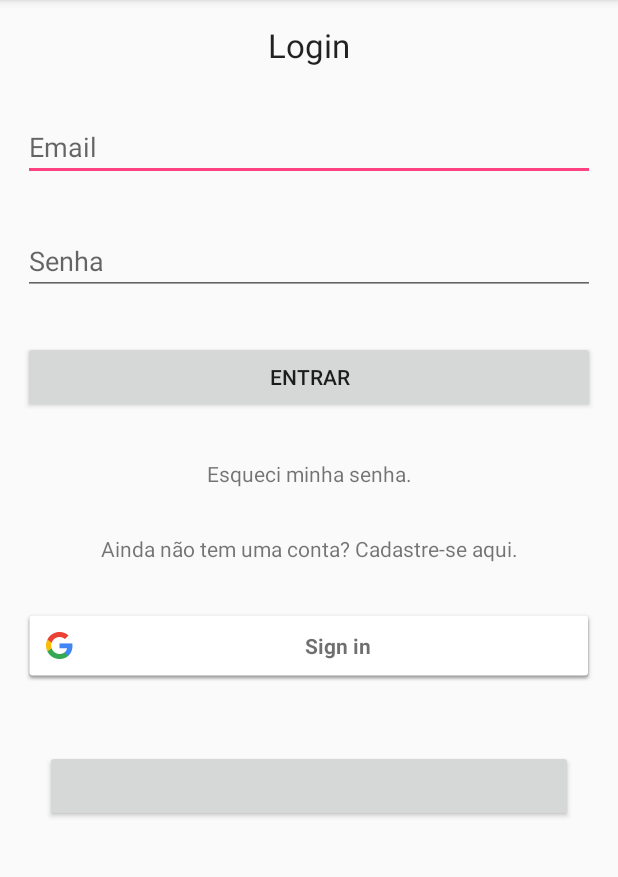
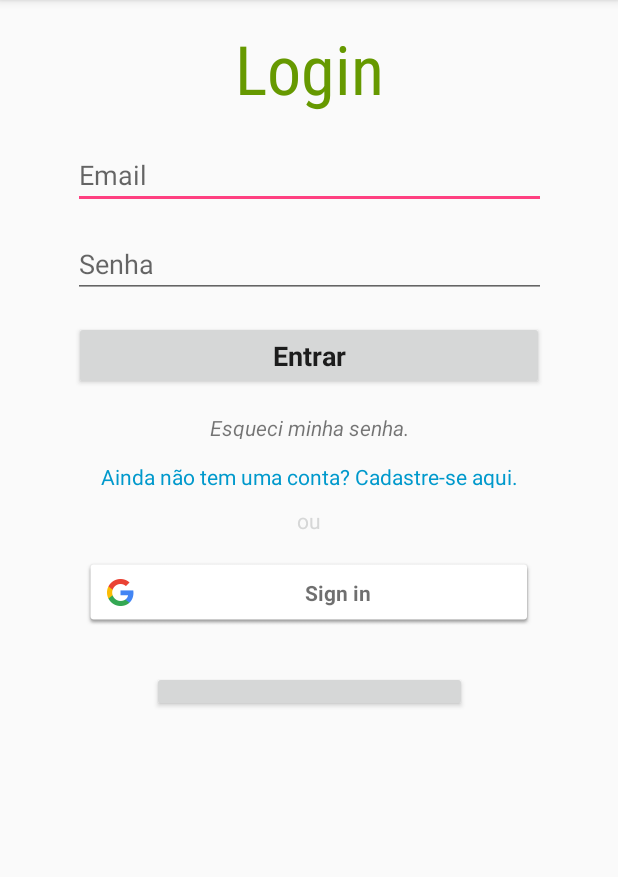
Before and after one commit to ramon-developer/NerdSpace, an Android app: the screen it shows after launch (LoginActivity), on a phone screen of 412 x 824 dp, the part 84-961 px from its top. Run offline under Robolectric (Android 15) with nearby library versions, the phone set to English and light mode, and no system bars; our stand-ins replace Firebase (no records; nobody signed in at launch, a user with empty details on screens opened directly); libraries missing offline, so code that uses them is left out: com.facebook, com.facebook.login; plain views replace LoginButton; 4 statements that could not run were skipped.

Commit message:
updating layout of Login pages

```diff
--- a/NerdSpace_Project/app/src/main/java/br/com/nerdspace/ForgotPasswordActivity.java
+++ b/NerdSpace_Project/app/src/main/java/br/com/nerdspace/ForgotPasswordActivity.java
@@ -21,7 +21,6 @@ public class ForgotPasswordActivity extends AppCompatActivity {
     private FirebaseAuth mAuth;
     private ProgressDialog progressDialog;
 
-
     @Override
     protected void onCreate(Bundle savedInstanceState) {
         super.onCreate(savedInstanceState);
@@ -36,16 +35,16 @@ public class ForgotPasswordActivity extends AppCompatActivity {
         resetPassword.setOnClickListener(new View.OnClickListener() {
             @Override
             public void onClick(View v) {
-                String useremail = passwordEmail.getText().toString().trim();
+                String userEmail = passwordEmail.getText().toString().trim();
 
-                if (useremail.equals("")) {
+                if (userEmail.equals("")) {
                     Toast.makeText(ForgotPasswordActivity.this, "Por favor, insira o seu email", Toast.LENGTH_SHORT).show();
                 } else {
 
                     progressDialog.setMessage("Verificando email...");
                     progressDialog.show();
 
-                    mAuth.sendPasswordResetEmail(useremail).addOnCompleteListener(new OnCompleteListener<Void>() {
+                    mAuth.sendPasswordResetEmail(userEmail).addOnCompleteListener(new OnCompleteListener<Void>() {
                         @Override
                         public void onComplete(@NonNull Task<Void> task) {
 
@@ -60,9 +59,12 @@ public class ForgotPasswordActivity extends AppCompatActivity {
                             }
                         }
                     });
+
                 }
+
             }
         });
 
     }
+
 }
--- a/NerdSpace_Project/app/src/main/res/layout/activity_forgot_password.xml
+++ b/NerdSpace_Project/app/src/main/res/layout/activity_forgot_password.xml
@@ -8,8 +8,8 @@
 
     <EditText
         android:id="@+id/editTextPasswordEmail"
-        android:layout_width="wrap_content"
-        android:layout_height="wrap_content"
+        android:layout_width="318dp"
+        android:layout_height="55dp"
         android:layout_marginBottom="8dp"
         android:layout_marginEnd="8dp"
         android:layout_marginLeft="8dp"
@@ -21,15 +21,14 @@
         android:inputType="textEmailAddress"
         app:layout_constraintBottom_toBottomOf="parent"
         app:layout_constraintEnd_toEndOf="parent"
-        app:layout_constraintHorizontal_bias="0.503"
         app:layout_constraintStart_toStartOf="parent"
         app:layout_constraintTop_toTopOf="parent"
         app:layout_constraintVertical_bias="0.171" />
 
     <Button
         android:id="@+id/buttonPasswordEmail"
-        android:layout_width="142dp"
-        android:layout_height="wrap_content"
+        android:layout_width="203dp"
+        android:layout_height="53dp"
         android:layout_marginBottom="8dp"
         android:layout_marginEnd="8dp"
         android:layout_marginLeft="8dp"
@@ -37,10 +36,10 @@
         android:layout_marginStart="8dp"
         android:layout_marginTop="8dp"
         android:text="Resetar senha"
+        android:textAllCaps="false"
         app:layout_constraintBottom_toBottomOf="parent"
         app:layout_constraintEnd_toEndOf="parent"
         app:layout_constraintStart_toStartOf="parent"
         app:layout_constraintTop_toBottomOf="@+id/editTextPasswordEmail"
-        app:layout_constraintVertical_bias="0.136"
-        android:textAllCaps="false"/>
+        app:layout_constraintVertical_bias="0.136" />
 </android.support.constraint.ConstraintLayout>
--- a/NerdSpace_Project/app/src/main/res/layout/activity_login.xml
+++ b/NerdSpace_Project/app/src/main/res/layout/activity_login.xml
@@ -4,80 +4,171 @@
     xmlns:tools="http://schemas.android.com/tools"
     android:layout_width="match_parent"
     android:layout_height="match_parent"
-    tools:context=".LoginActivity">
+    tools:context=".LoginActivity"
+    tools:layout_editor_absoluteY="81dp">
 
     <!--android:theme="@style/Theme.AppCompat.Light.NoActionBar"-->
 
-    <LinearLayout
-        android:layout_width="match_parent"
-        android:layout_height="wrap_content"
-        android:layout_centerHorizontal="true"
-        android:layout_centerVertical="true"
-        android:orientation="vertical">
+
+    <!--android:layout_width="match_parent"-->
+    <!--android:layout_height="wrap_content"-->
+    <!--android:layout_centerHorizontal="true"-->
+    <!--android:layout_centerVertical="true"-->
+    <!--android:orientation="vertical">-->
 
     <TextView
-            android:id="@+id/textView"
-            android:layout_width="wrap_content"
-            android:layout_height="wrap_content"
+        android:id="@+id/textViewLogin"
+        android:layout_width="218dp"
+        android:layout_height="63dp"
         android:layout_gravity="center_horizontal"
         android:layout_margin="15dp"
+        android:layout_marginEnd="8dp"
+        android:layout_marginLeft="8dp"
+        android:layout_marginRight="8dp"
+        android:layout_marginStart="8dp"
+        android:layout_marginTop="8dp"
         android:text="Login"
-            android:textAppearance="?android:attr/textAppearanceLarge" />
+        android:textAlignment="center"
+        android:textAppearance="@style/TextAppearance.AppCompat.Display2"
+        android:textColor="@android:color/holo_green_dark"
+        android:typeface="monospace"
+        app:fontFamily="sans-serif-condensed"
+        app:layout_constraintEnd_toEndOf="parent"
+        app:layout_constraintStart_toStartOf="parent"
+        app:layout_constraintTop_toTopOf="parent" />
 
     <EditText
         android:id="@+id/editTextEmail"
-            android:layout_width="match_parent"
-            android:layout_height="wrap_content"
+        android:layout_width="315dp"
+        android:layout_height="45dp"
         android:layout_margin="15dp"
-            android:hint="Email"
-            android:inputType="textEmailAddress" />
+        android:layout_marginEnd="10dp"
+        android:layout_marginLeft="10dp"
+        android:layout_marginRight="10dp"
+        android:layout_marginStart="10dp"
+        android:layout_marginTop="8dp"
+        android:hint="@string/email"
+        android:inputType="textEmailAddress"
+        android:typeface="sans"
+        app:layout_constraintEnd_toEndOf="parent"
+        app:layout_constraintStart_toStartOf="parent"
+        app:layout_constraintTop_toBottomOf="@+id/textViewLogin" />
 
     <EditText
         android:id="@+id/editTextPassword"
-            android:layout_width="match_parent"
-            android:layout_height="wrap_content"
+        android:layout_width="315dp"
+        android:layout_height="44dp"
         android:layout_margin="15dp"
-            android:hint="Senha"
-            android:inputType="textPassword" />
+        android:layout_marginEnd="10dp"
+        android:layout_marginLeft="10dp"
+        android:layout_marginRight="10dp"
+        android:layout_marginStart="10dp"
+        android:layout_marginTop="8dp"
+        android:hint="@string/senha"
+        android:inputType="textPassword"
+        android:typeface="sans"
+        app:layout_constraintEnd_toEndOf="parent"
+        app:layout_constraintStart_toStartOf="parent"
+        app:layout_constraintTop_toBottomOf="@+id/editTextEmail" />
 
     <Button
         android:id="@+id/buttomSignin"
-            android:layout_width="match_parent"
-            android:layout_height="wrap_content"
+        android:layout_width="313dp"
+        android:layout_height="46dp"
         android:layout_margin="15dp"
-            android:text="Entrar" />
+        android:layout_marginEnd="10dp"
+        android:layout_marginLeft="10dp"
+        android:layout_marginRight="10dp"
+        android:layout_marginStart="10dp"
+        android:layout_marginTop="8dp"
+        android:text="Entrar"
+        android:textAllCaps="false"
+        android:textSize="18sp"
+        android:textStyle="bold"
+        android:typeface="sans"
+        app:layout_constraintEnd_toEndOf="parent"
+        app:layout_constraintStart_toStartOf="parent"
+        app:layout_constraintTop_toBottomOf="@+id/editTextPassword" />
 
     <TextView
         android:id="@+id/textViewForgotPassword"
-            android:layout_width="match_parent"
-            android:layout_height="wrap_content"
+        android:layout_width="147dp"
+        android:layout_height="17dp"
         android:layout_margin="15dp"
+        android:layout_marginEnd="8dp"
+        android:layout_marginLeft="8dp"
+        android:layout_marginRight="8dp"
+        android:layout_marginStart="8dp"
+        android:layout_marginTop="4dp"
         android:text="Esqueci minha senha."
-            android:textAlignment="center" />
+        android:textAlignment="center"
+        android:textAllCaps="false"
+        android:textStyle="italic"
+        android:typeface="sans"
+        app:fontFamily="sans-serif"
+        app:layout_constraintEnd_toEndOf="parent"
+        app:layout_constraintStart_toStartOf="parent"
+        app:layout_constraintTop_toBottomOf="@+id/buttomSignin" />
 
     <TextView
         android:id="@+id/textViewSignUp"
-            android:layout_width="match_parent"
-            android:layout_height="wrap_content"
+        android:layout_width="312dp"
+        android:layout_height="17dp"
         android:layout_margin="15dp"
+        android:layout_marginEnd="8dp"
+        android:layout_marginLeft="8dp"
+        android:layout_marginRight="8dp"
+        android:layout_marginStart="8dp"
+        android:layout_marginTop="8dp"
         android:text="Ainda não tem uma conta? Cadastre-se aqui."
-            android:textAlignment="center" />
+        android:textAlignment="center"
+        android:textColor="@android:color/holo_blue_dark"
+        app:layout_constraintEnd_toEndOf="parent"
+        app:layout_constraintStart_toStartOf="parent"
+        app:layout_constraintTop_toBottomOf="@+id/textViewForgotPassword" />
 
     <com.google.android.gms.common.SignInButton
         android:id="@+id/buttonGoogleSignIn"
-            android:layout_width="match_parent"
-            android:layout_height="wrap_content"
-            android:layout_margin="15dp">
-        </com.google.android.gms.common.SignInButton>
+        android:layout_width="300dp"
+        android:layout_height="45dp"
+        android:layout_margin="15dp"
+        android:layout_marginEnd="8dp"
+        android:layout_marginLeft="8dp"
+        android:layout_marginRight="8dp"
+        android:layout_marginStart="8dp"
+        android:layout_marginTop="8dp"
+        app:layout_constraintEnd_toEndOf="parent"
+        app:layout_constraintStart_toStartOf="parent"
+        app:layout_constraintTop_toBottomOf="@+id/textViewOr"></com.google.android.gms.common.SignInButton>
 
     <com.facebook.login.widget.LoginButton
         android:id="@+id/buttonFacebookSignin"
-            android:layout_width="match_parent"
+        android:layout_width="210dp"
+        android:layout_height="27dp"
+        android:layout_margin="30dp"
+        android:layout_marginEnd="8dp"
+        android:layout_marginLeft="8dp"
+        android:layout_marginRight="8dp"
+        android:layout_marginStart="8dp"
+        android:layout_marginTop="8dp"
+        app:layout_constraintEnd_toEndOf="parent"
+        app:layout_constraintStart_toStartOf="parent"
+        app:layout_constraintTop_toBottomOf="@+id/buttonGoogleSignIn"></com.facebook.login.widget.LoginButton>
+
+    <TextView
+        android:id="@+id/textViewOr"
+        android:layout_width="wrap_content"
         android:layout_height="wrap_content"
-            android:layout_margin="30dp">
-        </com.facebook.login.widget.LoginButton>
-
-    </LinearLayout>
+        android:layout_marginEnd="8dp"
+        android:layout_marginLeft="8dp"
+        android:layout_marginRight="8dp"
+        android:layout_marginStart="8dp"
+        android:layout_marginTop="12dp"
+        android:text="ou"
+        android:textColor="?attr/colorButtonNormal"
+        app:layout_constraintEnd_toEndOf="parent"
+        app:layout_constraintStart_toStartOf="parent"
+        app:layout_constraintTop_toBottomOf="@+id/textViewSignUp" />
 
 
 </android.support.constraint.ConstraintLayout>
--- a/NerdSpace_Project/app/src/main/res/layout/activity_main.xml
+++ b/NerdSpace_Project/app/src/main/res/layout/activity_main.xml
@@ -14,7 +14,7 @@
         android:orientation="vertical">
 
         <TextView
-            android:id="@+id/textView"
+            android:id="@+id/textViewLogin"
             android:layout_width="wrap_content"
             android:layout_height="wrap_content"
             android:layout_gravity="center_horizontal"
--- a/NerdSpace_Project/app/src/main/res/layout/activity_register.xml
+++ b/NerdSpace_Project/app/src/main/res/layout/activity_register.xml
@@ -14,12 +14,13 @@
         android:orientation="vertical">
 
         <TextView
-            android:id="@+id/textView"
+            android:id="@+id/textViewLogin"
             android:layout_width="wrap_content"
             android:layout_height="wrap_content"
             android:layout_gravity="center_horizontal"
             android:text="Registre-se"
-            android:textAppearance="?android:attr/textAppearanceLarge" />
+            android:textAppearance="?android:attr/textAppearanceLarge"
+            android:textColor="@android:color/holo_orange_dark" />
 
         <EditText
             android:layout_margin="15dp"
@@ -46,18 +47,19 @@
             android:inputType="textPassword" />
 
         <Button
-            android:layout_margin="15dp"
             android:id="@+id/buttomRegister"
             android:layout_width="match_parent"
             android:layout_height="wrap_content"
+            android:layout_margin="15dp"
             android:text="Registrar" />
 
         <TextView
-            android:textAlignment="center"
-            android:text="Já tem cadastro? Entre aqui."
             android:id="@+id/textViewSignin"
             android:layout_width="match_parent"
-            android:layout_height="wrap_content" />
+            android:layout_height="wrap_content"
+            android:text="Já tem cadastro? Entre aqui."
+            android:textAlignment="center"
+            android:textColor="@android:color/holo_blue_dark" />
 
     </LinearLayout>
 
--- a/NerdSpace_Project/app/src/main/res/values/colors.xml
+++ b/NerdSpace_Project/app/src/main/res/values/colors.xml
@@ -1,6 +1,6 @@
 <?xml version="1.0" encoding="utf-8"?>
 <resources>
-    <color name="colorPrimary">#3F51B5</color>
+    <color name="colorPrimary">#3f51b5</color>
     <color name="colorPrimaryDark">#303F9F</color>
     <color name="colorAccent">#FF4081</color>
 </resources>
--- a/NerdSpace_Project/app/src/main/res/values/strings.xml
+++ b/NerdSpace_Project/app/src/main/res/values/strings.xml
@@ -2,4 +2,6 @@
     <string name="app_name">NerdSpace</string>
     <string name="facebook_app_id">160132378014158</string>
     <string name="fb_login_protocol_scheme">fb160132378014158</string>
+    <string name="senha">Senha</string>
+    <string name="email">Email</string>
 </resources>
```
Lines whose indentation alone changed are shown as unchanged.
